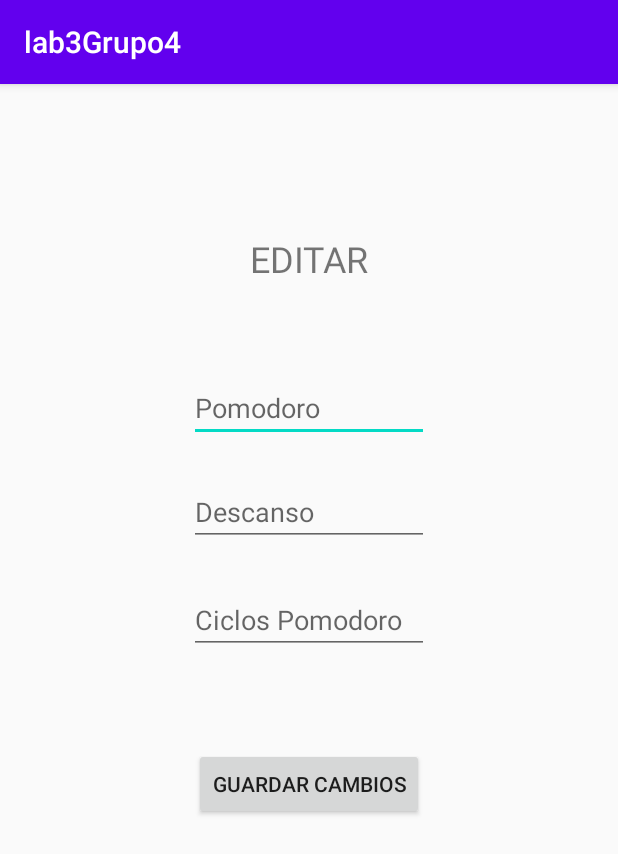
After one commit to Gabrielcv98/lab3G4, an Android app: the MainActivityModificar screen opened directly, with no data from a screen before it, on a phone screen of 412 x 824 dp. The commit adds this screen. Shown: the top 854 px of the screen. Run offline under Robolectric (Android 15) with nearby library versions, the phone set to English and light mode, and no system bars.

Commit message:
vista editar

```diff
--- a/app/src/main/AndroidManifest.xml
+++ b/app/src/main/AndroidManifest.xml
@@ -9,6 +9,7 @@
         android:roundIcon="@mipmap/ic_launcher_round"
         android:supportsRtl="true"
         android:theme="@style/AppTheme">
+        <activity android:name=".MainActivityModificar"></activity>
         <activity android:name=".MainActivity">
             <intent-filter>
                 <action android:name="android.intent.action.MAIN" />
--- /dev/null
+++ b/app/src/main/java/pe/edu/pucp/tel306/MainActivityModificar.java
@@ -0,0 +1,13 @@
+package pe.edu.pucp.tel306;
+
+import android.support.v7.app.AppCompatActivity;
+import android.os.Bundle;
+
+public class MainActivityModificar extends AppCompatActivity {
+
+    @Override
+    protected void onCreate(Bundle savedInstanceState) {
+        super.onCreate(savedInstanceState);
+        setContentView(R.layout.activity_main_modificar);
+    }
+}
--- /dev/null
+++ b/app/src/main/res/layout/activity_main_modificar.xml
@@ -0,0 +1,71 @@
+<?xml version="1.0" encoding="utf-8"?>
+<android.support.constraint.ConstraintLayout xmlns:android="http://schemas.android.com/apk/res/android"
+    xmlns:app="http://schemas.android.com/apk/res-auto"
+    xmlns:tools="http://schemas.android.com/tools"
+    android:layout_width="match_parent"
+    android:layout_height="match_parent"
+    tools:context=".MainActivityModificar">
+
+    <TextView
+        android:id="@+id/textView"
+        android:layout_width="115dp"
+        android:layout_height="0dp"
+        android:layout_marginTop="100dp"
+        android:layout_marginBottom="274dp"
+        android:text="@string/editar"
+        android:textAlignment="center"
+        android:textSize="24sp"
+        app:layout_constraintBottom_toTopOf="@+id/button"
+        app:layout_constraintEnd_toEndOf="parent"
+        app:layout_constraintStart_toStartOf="parent"
+        app:layout_constraintTop_toTopOf="parent" />
+
+    <EditText
+        android:id="@+id/editTextNumber"
+        android:layout_width="160dp"
+        android:layout_height="40dp"
+        android:ems="10"
+        android:hint="@string/pomodoro"
+        android:inputType="number"
+        app:layout_constraintBottom_toTopOf="@+id/editTextNumber2"
+        app:layout_constraintEnd_toEndOf="parent"
+        app:layout_constraintStart_toStartOf="parent"
+        app:layout_constraintTop_toBottomOf="@+id/textView" />
+
+    <EditText
+        android:id="@+id/editTextNumber2"
+        android:layout_width="160dp"
+        android:layout_height="40dp"
+        android:layout_marginBottom="32dp"
+        android:ems="10"
+        android:hint="@string/descanso"
+        android:inputType="number"
+        app:layout_constraintBottom_toTopOf="@+id/editTextNumber3"
+        app:layout_constraintEnd_toEndOf="@+id/editTextNumber"
+        app:layout_constraintHorizontal_bias="0.0"
+        app:layout_constraintStart_toStartOf="@+id/editTextNumber" />
+
+    <EditText
+        android:id="@+id/editTextNumber3"
+        android:layout_width="160dp"
+        android:layout_height="40dp"
+        android:layout_marginBottom="388dp"
+        android:ems="10"
+        android:hint="@string/ciclos_pomodoro"
+        android:inputType="number"
+        app:layout_constraintBottom_toBottomOf="parent"
+        app:layout_constraintEnd_toEndOf="parent"
+        app:layout_constraintHorizontal_bias="0.501"
+        app:layout_constraintStart_toStartOf="parent" />
+
+    <Button
+        android:id="@+id/button"
+        android:layout_width="wrap_content"
+        android:layout_height="wrap_content"
+        android:layout_marginBottom="277dp"
+        android:text="@string/guardar_cambios"
+        app:layout_constraintBottom_toBottomOf="parent"
+        app:layout_constraintEnd_toEndOf="@+id/editTextNumber3"
+        app:layout_constraintStart_toStartOf="@+id/editTextNumber3" />
+
+</android.support.constraint.ConstraintLayout>
--- a/app/src/main/res/values/strings.xml
+++ b/app/src/main/res/values/strings.xml
@@ -1,3 +1,8 @@
 <resources>
     <string name="app_name">lab3Grupo4</string>
+    <string name="pomodoro">Pomodoro</string>
+    <string name="descanso">Descanso</string>
+    <string name="ciclos_pomodoro">Ciclos Pomodoro</string>
+    <string name="editar">EDITAR</string>
+    <string name="guardar_cambios">Guardar cambios</string>
 </resources>
```
